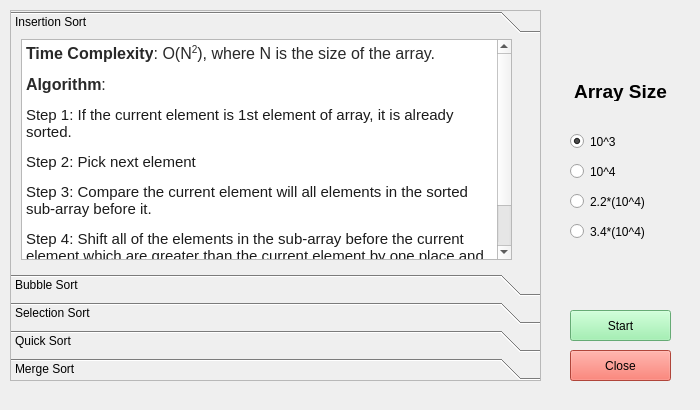
gaganyadav80/AlgoPerform, file sorting/sortingwindow.ui: the form before one commit.
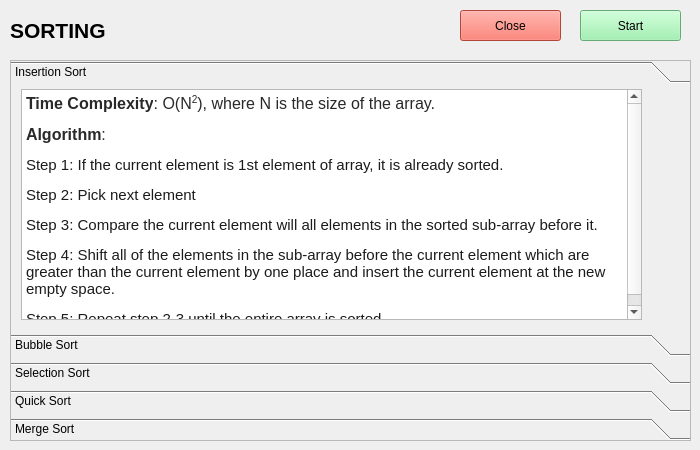
The form after the commit.

```diff
--- a/sorting/sortingwindow.ui
+++ b/sorting/sortingwindow.ui
@@ -7,7 +7,7 @@
     <x>0</x>
     <y>0</y>
     <width>700</width>
-    <height>410</height>
+    <height>450</height>
    </rect>
   </property>
   <property name="windowTitle">
@@ -17,8 +17,8 @@
    <widget class="QPushButton" name="closeButton">
     <property name="geometry">
      <rect>
-      <x>570</x>
-      <y>350</y>
+      <x>460</x>
+      <y>10</y>
       <width>101</width>
       <height>31</height>
      </rect>
@@ -34,9 +34,9 @@
     <property name="geometry">
      <rect>
       <x>10</x>
-      <y>10</y>
-      <width>531</width>
-      <height>371</height>
+      <y>60</y>
+      <width>681</width>
+      <height>381</height>
      </rect>
     </property>
     <property name="frameShape">
@@ -56,8 +56,8 @@
       <rect>
        <x>0</x>
        <y>0</y>
-       <width>529</width>
-       <height>214</height>
+       <width>679</width>
+       <height>224</height>
       </rect>
      </property>
      <attribute name="label">
@@ -68,8 +68,8 @@
        <rect>
         <x>10</x>
         <y>0</y>
-        <width>491</width>
-        <height>221</height>
+        <width>621</width>
+        <height>231</height>
        </rect>
       </property>
       <property name="html">
@@ -249,8 +249,8 @@
    <widget class="QPushButton" name="startButton">
     <property name="geometry">
      <rect>
-      <x>570</x>
-      <y>310</y>
+      <x>580</x>
+      <y>10</y>
       <width>101</width>
       <height>31</height>
      </rect>
@@ -265,69 +265,14 @@
    <widget class="QLabel" name="label">
     <property name="geometry">
      <rect>
-      <x>550</x>
-      <y>80</y>
-      <width>141</width>
-      <height>21</height>
+      <x>10</x>
+      <y>10</y>
+      <width>421</width>
+      <height>41</height>
      </rect>
     </property>
     <property name="text">
-     <string>&lt;html&gt;&lt;head/&gt;&lt;body&gt;&lt;p align=&quot;center&quot;&gt;&lt;span style=&quot; font-size:14pt; font-weight:600;&quot;&gt;Array Size&lt;/span&gt;&lt;/p&gt;&lt;/body&gt;&lt;/html&gt;</string>
-    </property>
-   </widget>
-   <widget class="QRadioButton" name="radio10_3">
-    <property name="geometry">
-     <rect>
-      <x>570</x>
-      <y>130</y>
-      <width>111</width>
-      <height>23</height>
-     </rect>
-    </property>
-    <property name="text">
-     <string>10^3</string>
-    </property>
-    <property name="checked">
-     <bool>true</bool>
-    </property>
-   </widget>
-   <widget class="QRadioButton" name="radio10_4">
-    <property name="geometry">
-     <rect>
-      <x>570</x>
-      <y>160</y>
-      <width>111</width>
-      <height>23</height>
-     </rect>
-    </property>
-    <property name="text">
-     <string>10^4</string>
-    </property>
-   </widget>
-   <widget class="QRadioButton" name="radio22_10_4">
-    <property name="geometry">
-     <rect>
-      <x>570</x>
-      <y>190</y>
-      <width>111</width>
-      <height>23</height>
-     </rect>
-    </property>
-    <property name="text">
-     <string>2.2*(10^4)</string>
-    </property>
-   </widget>
-   <widget class="QRadioButton" name="radio34_10_4">
-    <property name="geometry">
-     <rect>
-      <x>570</x>
-      <y>220</y>
-      <width>111</width>
-      <height>23</height>
-     </rect>
-    </property>
-    <property name="text">
-     <string>3.4*(10^4)</string>
+     <string>&lt;html&gt;&lt;head/&gt;&lt;body&gt;&lt;p&gt;&lt;span style=&quot; font-size:16pt; font-weight:600;&quot;&gt;SORTING&lt;/span&gt;&lt;/p&gt;&lt;/body&gt;&lt;/html&gt;</string>
     </property>
    </widget>
   </widget>
```
Left out of the diff: 36 changed lines with no effect on the pictures.
